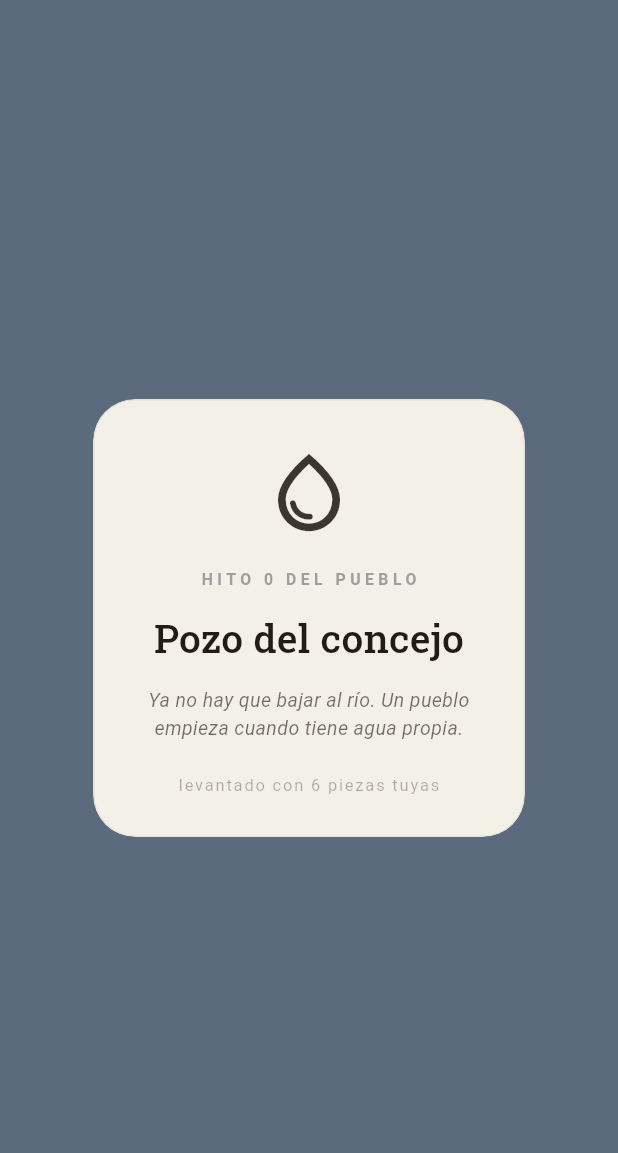
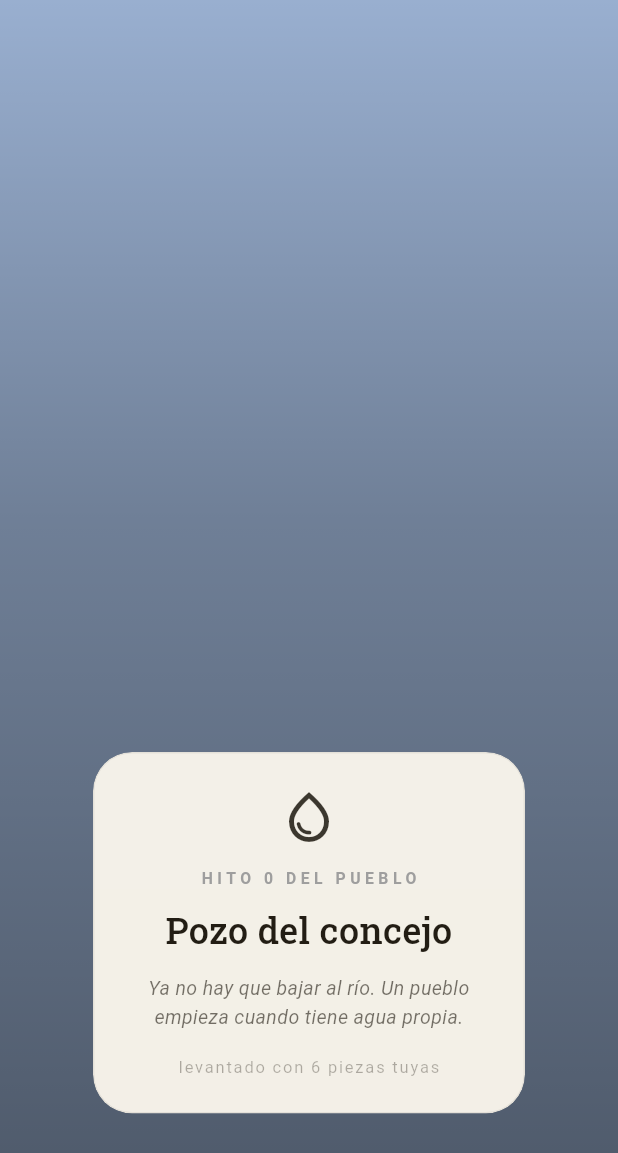
Before and after one commit to BrunoGoat/the-wall, a Flutter app: the TownLandmarkOverlay widget shown alone on an empty page, opened directly with sample values from the repository, on a phone screen of 412 x 824 dp. Shown: the top 1153 px of the screen. Run offline on Flutter 3.47's test engine with Material 3 defaults, Android fonts, the phone set to English and light mode, and no system bars; our stand-ins replace audioplayers, shared_preferences; accounts and stored records are empty.

Commit message:
Que una ventana encendida dé luz
Eran rectángulos amarillos. La mitad de lo que es un pueblo de noche
no son las ventanas: es el resplandor alrededor. Ahora cada ventana
encendida deja su marca en pantalla y, una vez bajados los muros, se
tiende su luz por encima —sumada, no pintada—, y se apaga con el
abandono igual que la ventana que la produce.

Además la tarjeta del hito se bajó al tercio inferior y su fondo es un
degradado, no un telón: estaba tapando exactamente lo que celebraba.
La cámara ahora apunta un poco por debajo del edificio, para que quede
en la mitad de arriba mientras da la vuelta.

Y lo que termina esta pieza se dice encima del botón, no debajo, donde
se salía de la pantalla.

Co-Authored-By: Claude Opus 5 <noreply@anthropic.com>
Claude-Session: https://claude.ai/code/session_01Fa4yrMpud9wiHg23Qe75CA

```diff
--- a/lib/ui/overlays.dart
+++ b/lib/ui/overlays.dart
@@ -125,24 +125,38 @@ class TownLandmarkOverlay extends StatelessWidget {
     final t = theme;
     return GestureDetector(
       onTap: onDismiss,
-      child: Container(
-        color: Colors.black.withValues(alpha: 0.42),
-        child: Center(
+      child: DecoratedBox(
+        // Darkest at the bottom, clear at the top: the card sits low and the
+        // thing it is about stays where you can see it turning.
+        decoration: BoxDecoration(
+          gradient: LinearGradient(
+            begin: Alignment.topCenter,
+            end: Alignment.bottomCenter,
+            colors: [
+              Colors.black.withValues(alpha: 0.04),
+              Colors.black.withValues(alpha: 0.30),
+              Colors.black.withValues(alpha: 0.52),
+            ],
+            stops: const [0.0, 0.42, 1.0],
+          ),
+        ),
+        child: Align(
+          alignment: const Alignment(0, 0.72),
           child: ConstrainedBox(
-            constraints: const BoxConstraints(maxWidth: 340),
+            constraints: const BoxConstraints(maxWidth: 336),
             child: Padding(
-              padding: const EdgeInsets.all(26),
+              padding: const EdgeInsets.symmetric(horizontal: 24),
               child: Frosted(
                 theme: t,
                 strong: true,
-                radius: 28,
-                padding: const EdgeInsets.fromLTRB(26, 30, 26, 26),
+                radius: 26,
+                padding: const EdgeInsets.fromLTRB(24, 22, 24, 22),
                 child: Column(
                   mainAxisSize: MainAxisSize.min,
                   children: [
                     Icon(_icons[mark.tier],
-                        size: 62, color: t.fg.withValues(alpha: 0.88)),
-                    const SizedBox(height: 20),
+                        size: 40, color: t.fg.withValues(alpha: 0.88)),
+                    const SizedBox(height: 14),
                     Text(
                       'HITO $ordinal DEL PUEBLO',
                       style: TextStyle(
@@ -152,24 +166,24 @@ class TownLandmarkOverlay extends StatelessWidget {
                         fontWeight: FontWeight.w700,
                       ),
                     ),
-                    const SizedBox(height: 12),
+                    const SizedBox(height: 10),
                     Text(
                       mark.name,
                       textAlign: TextAlign.center,
                       style: TextStyle(
                         color: t.fg,
-                        fontSize: 26,
+                        fontSize: 24,
                         fontFamily: Papyrus.serif,
                         fontWeight: FontWeight.w500,
                       ),
                     ),
-                    const SizedBox(height: 14),
+                    const SizedBox(height: 12),
                     Text(
                       mark.blurb,
                       textAlign: TextAlign.center,
                       style: t.bodySoft.copyWith(fontStyle: FontStyle.italic),
                     ),
-                    const SizedBox(height: 20),
+                    const SizedBox(height: 16),
                     Text(
                       'levantado con ${mark.cost} piezas tuyas',
                       style: TextStyle(
```
Also changed, not shown: lib/engine/renderer.dart (+52 -0 lines), lib/ui/hold_button.dart (+22 -17 lines), lib/ui/wall_view.dart (+5 -2 lines), 1 other file.
